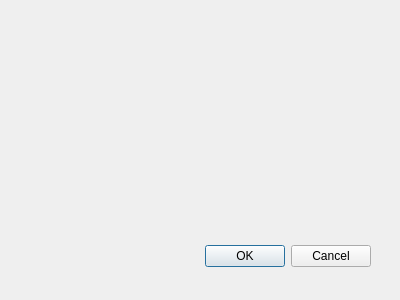
Old version of the form keysetcapture.ui in the repository miyamot0/DataTracker3.
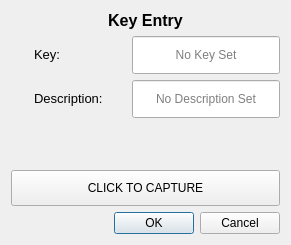
New version of the form.

```diff
--- a/keysetcapture.ui
+++ b/keysetcapture.ui
@@ -8,29 +8,128 @@
    <rect>
     <x>0</x>
     <y>0</y>
-    <width>400</width>
-    <height>300</height>
+    <width>328</width>
+    <height>217</height>
    </rect>
   </property>
   <property name="windowTitle">
    <string>Dialog</string>
   </property>
-  <widget class="QDialogButtonBox" name="buttonBox">
-   <property name="geometry">
-    <rect>
-     <x>30</x>
-     <y>240</y>
-     <width>341</width>
-     <height>32</height>
-    </rect>
+  <layout class="QVBoxLayout" name="verticalLayout">
+   <property name="sizeConstraint">
+    <enum>QLayout::SetFixedSize</enum>
    </property>
-   <property name="orientation">
-    <enum>Qt::Horizontal</enum>
-   </property>
-   <property name="standardButtons">
-    <set>QDialogButtonBox::Cancel|QDialogButtonBox::Ok</set>
-   </property>
-  </widget>
+   <item>
+    <layout class="QHBoxLayout" name="topLayout">
+     <item>
+      <layout class="QFormLayout" name="layoutButton">
+       <item row="0" column="0" colspan="2">
+        <widget class="QLabel" name="labelTitle">
+         <property name="text">
+          <string>&lt;html&gt;&lt;head/&gt;&lt;body&gt;&lt;p align=&quot;center&quot;&gt;&lt;span style=&quot; font-size:12pt; font-weight:600;&quot;&gt;Key Entry&lt;/span&gt;&lt;/p&gt;&lt;/body&gt;&lt;/html&gt;</string>
+         </property>
+        </widget>
+       </item>
+       <item row="1" column="0">
+        <widget class="QLabel" name="labelKey">
+         <property name="styleSheet">
+          <string notr="true">padding: 10 20
+</string>
+         </property>
+         <property name="text">
+          <string>&lt;html&gt;&lt;head/&gt;&lt;body&gt;&lt;p&gt;&lt;span style=&quot; font-size:10pt;&quot;&gt;Key:&lt;/span&gt;&lt;/p&gt;&lt;/body&gt;&lt;/html&gt;</string>
+         </property>
+        </widget>
+       </item>
+       <item row="1" column="1">
+        <widget class="QLineEdit" name="editKey">
+         <property name="styleSheet">
+          <string notr="true">padding: 10 20</string>
+         </property>
+         <property name="alignment">
+          <set>Qt::AlignCenter</set>
+         </property>
+         <property name="readOnly">
+          <bool>true</bool>
+         </property>
+         <property name="placeholderText">
+          <string>No Key Set</string>
+         </property>
+        </widget>
+       </item>
+       <item row="4" column="0" colspan="2">
+        <widget class="QPushButton" name="buttonKey">
+         <property name="sizePolicy">
+          <sizepolicy hsizetype="Expanding" vsizetype="Fixed">
+           <horstretch>0</horstretch>
+           <verstretch>0</verstretch>
+          </sizepolicy>
+         </property>
+         <property name="toolTipDuration">
+          <number>-4</number>
+         </property>
+         <property name="styleSheet">
+          <string notr="true">padding: 10 20</string>
+         </property>
+         <property name="text">
+          <string>CLICK TO CAPTURE</string>
+         </property>
+        </widget>
+       </item>
+       <item row="2" column="0">
+        <widget class="QLabel" name="labelDescription">
+         <property name="styleSheet">
+          <string notr="true">padding: 10 20</string>
+         </property>
+         <property name="text">
+          <string>&lt;html&gt;&lt;head/&gt;&lt;body&gt;&lt;p&gt;&lt;span style=&quot; font-size:10pt;&quot;&gt;Description:&lt;/span&gt;&lt;/p&gt;&lt;/body&gt;&lt;/html&gt;</string>
+         </property>
+        </widget>
+       </item>
+       <item row="2" column="1">
+        <widget class="QLineEdit" name="editDescription">
+         <property name="styleSheet">
+          <string notr="true">padding: 10 20</string>
+         </property>
+         <property name="alignment">
+          <set>Qt::AlignCenter</set>
+         </property>
+         <property name="readOnly">
+          <bool>false</bool>
+         </property>
+         <property name="placeholderText">
+          <string>No Description Set</string>
+         </property>
+        </widget>
+       </item>
+       <item row="3" column="0" colspan="2">
+        <spacer name="verticalSpacer">
+         <property name="orientation">
+          <enum>Qt::Vertical</enum>
+         </property>
+         <property name="sizeHint" stdset="0">
+          <size>
+           <width>20</width>
+           <height>40</height>
+          </size>
+         </property>
+        </spacer>
+       </item>
+      </layout>
+     </item>
+    </layout>
+   </item>
+   <item>
+    <widget class="QDialogButtonBox" name="buttonBox">
+     <property name="orientation">
+      <enum>Qt::Horizontal</enum>
+     </property>
+     <property name="standardButtons">
+      <set>QDialogButtonBox::Cancel|QDialogButtonBox::Ok</set>
+     </property>
+    </widget>
+   </item>
+  </layout>
  </widget>
  <pixmapfunction/>
  <resources/>
```
Left out of the diff: 5 changed lines with no effect on the pictures.
